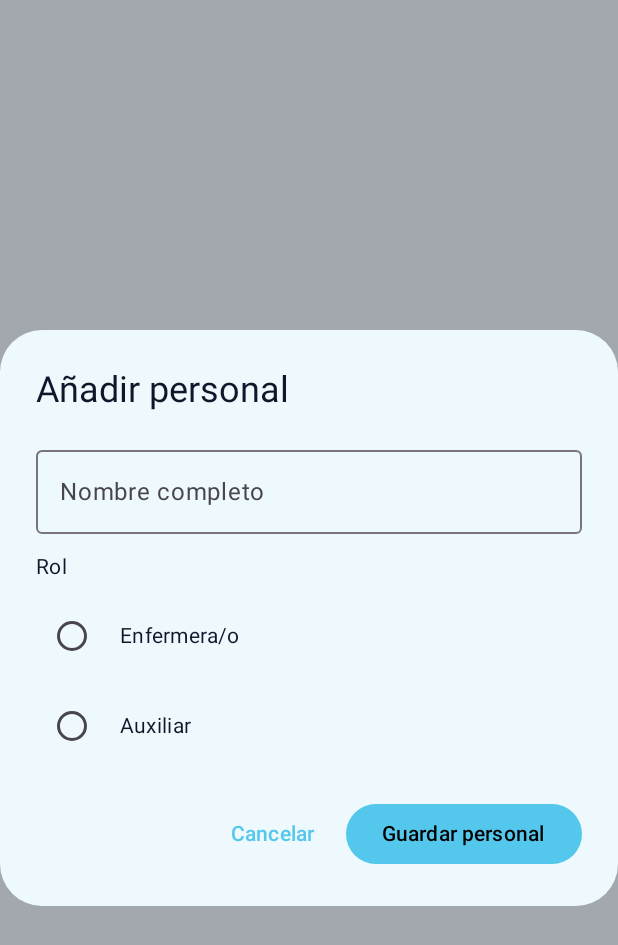
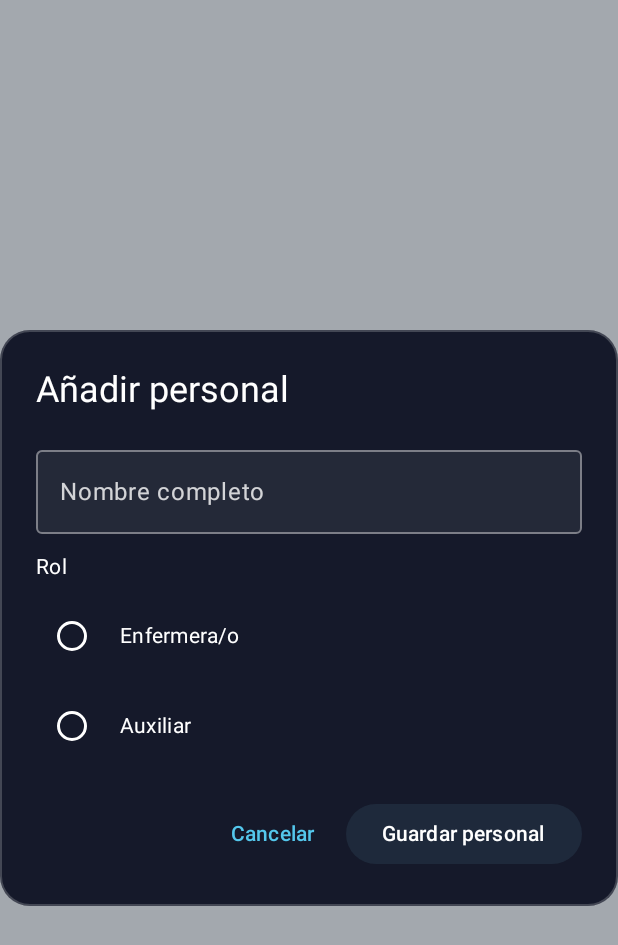
Before and after one commit to andresmend12-lab/Turnoshospi, an Android app built with Jetpack Compose: the composable AddStaffDialog called with empty values, on a phone screen of 412 x 824 dp. Shown: the top 945 px of the screen. Run offline under Robolectric (Android 15) with nearby library versions, the phone set to English and light mode, and no system bars; our stand-ins replace Firebase (no records; nobody signed in at launch, a user with empty details on screens opened directly).

Commit message:
Apply dark glass styling to staff dialogs

```diff
--- a/app/src/main/java/com/example/turnoshospi/PlantDetailScreen.kt
+++ b/app/src/main/java/com/example/turnoshospi/PlantDetailScreen.kt
@@ -1,6 +1,7 @@
 package com.example.turnoshospi
 
 import androidx.compose.foundation.background
+import androidx.compose.foundation.border
 import androidx.compose.foundation.interaction.MutableInteractionSource
 import androidx.compose.foundation.layout.Arrangement
 import androidx.compose.foundation.layout.Box
@@ -24,6 +25,7 @@ import androidx.compose.material.icons.filled.Menu
 import androidx.compose.material.icons.filled.ArrowDropDown
 import androidx.compose.ui.draw.rotate
 import androidx.compose.material3.Button
+import androidx.compose.material3.ButtonDefaults
 import androidx.compose.material3.Card
 import androidx.compose.material3.CardDefaults
 import androidx.compose.material3.DatePicker
@@ -42,6 +44,7 @@ import androidx.compose.material3.NavigationDrawerItemDefaults
 import androidx.compose.material3.OutlinedTextField
 import androidx.compose.material3.OutlinedTextFieldDefaults
 import androidx.compose.material3.RadioButton
+import androidx.compose.material3.RadioButtonDefaults
 import androidx.compose.material3.Scaffold
 import androidx.compose.material3.Switch
 import androidx.compose.material3.Text
@@ -576,19 +579,32 @@ private fun StaffListDialog(
         staff.sortedBy { it.name.lowercase() }
     }
 
+    val dialogShape = RoundedCornerShape(20.dp)
+    val glassSurface = Color(0xEE0B1021)
+    val glassStroke = Color(0x33FFFFFF)
+
     AlertDialog(
         onDismissRequest = onDismiss,
         confirmButton = {
-            TextButton(onClick = onDismiss) {
+            TextButton(
+                onClick = onDismiss,
+                colors = ButtonDefaults.textButtonColors(contentColor = Color(0xFF54C7EC))
+            ) {
                 Text(text = stringResource(id = R.string.close_label))
             }
         },
         title = {
-            Text(text = stringResource(id = R.string.staff_list_dialog_title, plantName))
+            Text(
+                text = stringResource(id = R.string.staff_list_dialog_title, plantName),
+                color = Color.White
+            )
         },
         text = {
             if (sortedStaff.isEmpty()) {
-                Text(text = stringResource(id = R.string.staff_list_dialog_empty))
+                Text(
+                    text = stringResource(id = R.string.staff_list_dialog_empty),
+                    color = Color.White
+                )
             } else {
                 Column(verticalArrangement = Arrangement.spacedBy(8.dp)) {
                     sortedStaff.forEach { member ->
@@ -596,23 +612,25 @@ private fun StaffListDialog(
                             Text(
                                 text = member.name,
                                 style = MaterialTheme.typography.bodyLarge,
-                                color = MaterialTheme.colorScheme.onSurface
+                                color = Color.White
                             )
                             Text(
                                 text = member.role,
                                 style = MaterialTheme.typography.bodyMedium,
-                                color = MaterialTheme.colorScheme.onSurface.copy(alpha = 0.7f)
+                                color = Color.White.copy(alpha = 0.7f)
                             )
                         }
-                        HorizontalDivider(color = MaterialTheme.colorScheme.outline.copy(alpha = 0.3f))
+                        HorizontalDivider(color = Color.White.copy(alpha = 0.2f))
                     }
                 }
             }
         },
-        containerColor = MaterialTheme.colorScheme.surfaceColorAtElevation(6.dp),
-        tonalElevation = 6.dp,
-        textContentColor = MaterialTheme.colorScheme.onSurface,
-        titleContentColor = MaterialTheme.colorScheme.onSurface
+        shape = dialogShape,
+        modifier = Modifier.border(1.dp, glassStroke, dialogShape),
+        containerColor = glassSurface,
+        tonalElevation = 0.dp,
+        textContentColor = Color.White,
+        titleContentColor = Color.White
     )
 }
 
@@ -861,15 +879,44 @@ private fun AddStaffDialog(
         stringResource(id = R.string.role_aux_generic)
     )
 
+    val dialogShape = RoundedCornerShape(20.dp)
+    val glassSurface = Color(0xEE0B1021)
+    val glassStroke = Color(0x33FFFFFF)
+    val fieldColors = OutlinedTextFieldDefaults.colors(
+        focusedTextColor = Color.White,
+        unfocusedTextColor = Color.White,
+        cursorColor = Color.White,
+        focusedBorderColor = Color(0xFF54C7EC),
+        unfocusedBorderColor = Color(0x66FFFFFF),
+        focusedLabelColor = Color.White,
+        unfocusedLabelColor = Color(0xCCFFFFFF),
+        focusedContainerColor = Color(0x22FFFFFF),
+        unfocusedContainerColor = Color(0x11FFFFFF)
+    )
+
     AlertDialog(
         onDismissRequest = onDismiss,
         confirmButton = {
-            Button(onClick = onConfirm, enabled = !isSaving) {
-                Text(text = stringResource(id = R.string.staff_dialog_save_action))
+            Button(
+                onClick = onConfirm,
+                enabled = !isSaving,
+                colors = ButtonDefaults.buttonColors(
+                    containerColor = Color(0xFF1E293B),
+                    contentColor = Color.White
+                )
+            ) {
+                Text(
+                    text = stringResource(id = R.string.staff_dialog_save_action),
+                    color = Color.White
+                )
             }
         },
         dismissButton = {
-            TextButton(onClick = onDismiss, enabled = !isSaving) {
+            TextButton(
+                onClick = onDismiss,
+                enabled = !isSaving,
+                colors = ButtonDefaults.textButtonColors(contentColor = Color(0xFF54C7EC))
+            ) {
                 Text(text = stringResource(id = R.string.cancel_label))
             }
         },
@@ -880,12 +927,15 @@ private fun AddStaffDialog(
                     value = staffName,
                     onValueChange = onStaffNameChange,
                     modifier = Modifier.fillMaxWidth(),
-                    label = { Text(text = stringResource(id = R.string.staff_dialog_name_label)) }
+                    label = { Text(text = stringResource(id = R.string.staff_dialog_name_label)) },
+                    colors = fieldColors,
+                    textStyle = MaterialTheme.typography.bodyLarge.copy(color = Color.White)
                 )
 
                 Text(
                     text = stringResource(id = R.string.staff_dialog_role_label),
-                    color = MaterialTheme.colorScheme.onSurface
+                    color = Color.White,
+                    style = MaterialTheme.typography.bodyMedium
                 )
                 roleOptions.forEach { option ->
                     Row(
@@ -895,9 +945,17 @@ private fun AddStaffDialog(
                     ) {
                         RadioButton(
                             selected = staffRole == option,
-                            onClick = { onStaffRoleChange(option) }
+                            onClick = { onStaffRoleChange(option) },
+                            colors = RadioButtonDefaults.colors(
+                                selectedColor = Color(0xFF54C7EC),
+                                unselectedColor = Color.White
                             )
-                        Text(text = option, color = MaterialTheme.colorScheme.onSurface)
+                        )
+                        Text(
+                            text = option,
+                            color = Color.White,
+                            style = MaterialTheme.typography.bodyMedium
+                        )
                     }
                 }
 
@@ -906,10 +964,12 @@ private fun AddStaffDialog(
                 }
             }
         },
-        containerColor = MaterialTheme.colorScheme.surfaceColorAtElevation(6.dp),
-        tonalElevation = 6.dp,
-        textContentColor = MaterialTheme.colorScheme.onSurface,
-        titleContentColor = MaterialTheme.colorScheme.onSurface
+        shape = dialogShape,
+        modifier = Modifier.border(1.dp, glassStroke, dialogShape),
+        containerColor = glassSurface,
+        tonalElevation = 0.dp,
+        textContentColor = Color.White,
+        titleContentColor = Color.White
     )
 }
 
@@ -993,11 +1053,21 @@ private fun StaffDropdownField(
             DropdownMenu(
                 expanded = expanded,
                 onDismissRequest = { expanded = false },
-            modifier = Modifier.fillMaxWidth()
+                modifier = Modifier.fillMaxWidth(),
+                containerColor = Color(0xF00B1021),
+                tonalElevation = 0.dp,
+                shadowElevation = 10.dp,
+                shape = RoundedCornerShape(14.dp)
             ) {
                 menuOptions.forEach { option ->
                     DropdownMenuItem(
-                    text = { Text(text = option) },
+                        text = {
+                            Text(
+                                text = option,
+                                color = Color.White,
+                                style = MaterialTheme.typography.bodyMedium
+                            )
+                        },
                         onClick = {
                             val resolvedSelection = if (option == unassignedLabel) "" else option
                             onOptionSelected(resolvedSelection)
```
Lines whose indentation alone changed are shown as unchanged.
